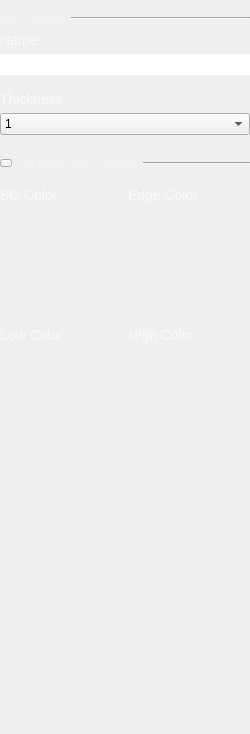
Old version of the form ui/logic_channel_settings.ui in the repository analogdevicesinc/scopy.
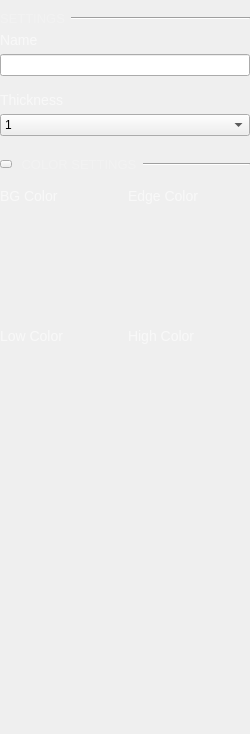
New version of the form. Icons and pictures are not drawn.

Commit message: LogicAnalyzer: Rework UI to simplify it

```diff
--- a/ui/logic_channel_settings.ui
+++ b/ui/logic_channel_settings.ui
@@ -22,47 +22,13 @@
   <property name="styleSheet">
    <string notr="true">QLabel
 {
-width: 68.2px;
-height: 16.46px;
-font-family: Arial;
 font-size: 14px;
-line-height: 16px;
 color: rgba(255,255,255,150);
 }
 
 QLabel:disabled
 {
   color: rgb(85, 85, 85);
-}
-
-/* Color of the selected list item. */
-QComboBox::item:selected {
-  font-family: ArialMT;
-  font-size: 16px;
-  font-weight: normal;
-  font-style: normal;
-  text-align: right;
-  color: #ffffff;
-  border-bottom: 1px solid rgba(255, 255, 255, 102);
- 
-}
-/* Indicator will shine through the label text if you don't make it hidden. */ 
-QComboBox::indicator{
-    background-color:transparent;
-    selection-background-color:transparent;
-    color:transparent;
-    selection-color:transparent;
-}
-
-QLineEdit {
-  height: 20px;
-  width: 50px;
-  color: white;
-  font-size: 14px;
-font-family: Arial;
-font-weight:bold;
-border:0px;
- border-bottom: 1px solid rgba(255, 255, 255, 102); 
 }</string>
   </property>
   <layout class="QGridLayout" name="gridLayout">
```
The commit also changes 5 other files.
